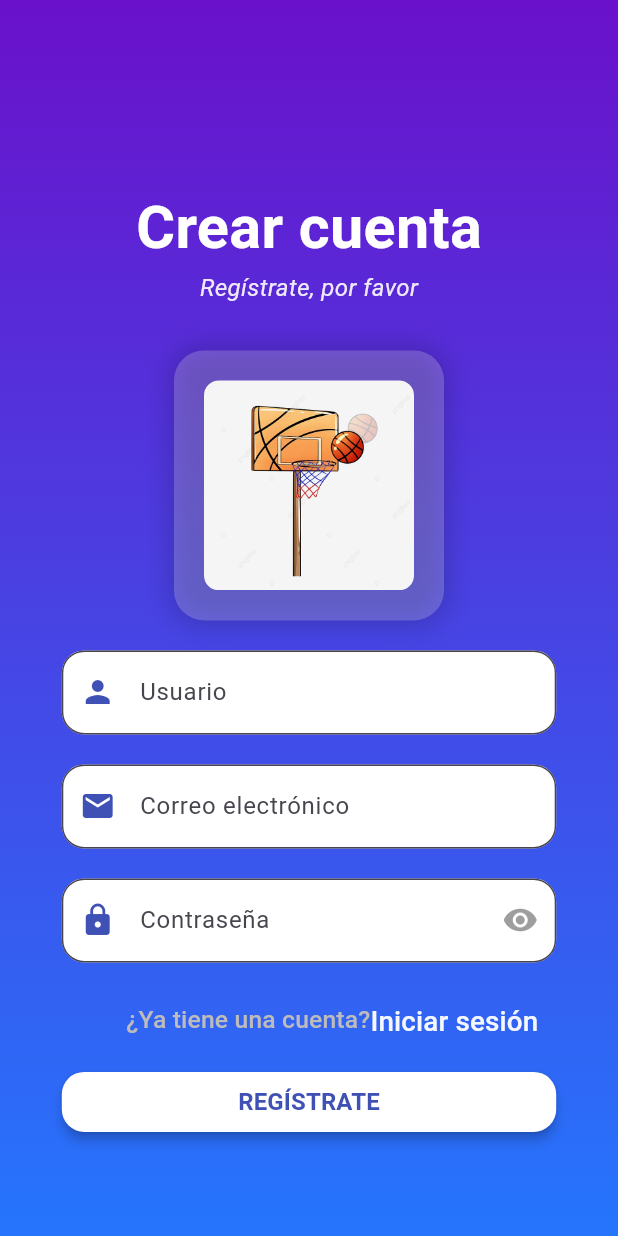
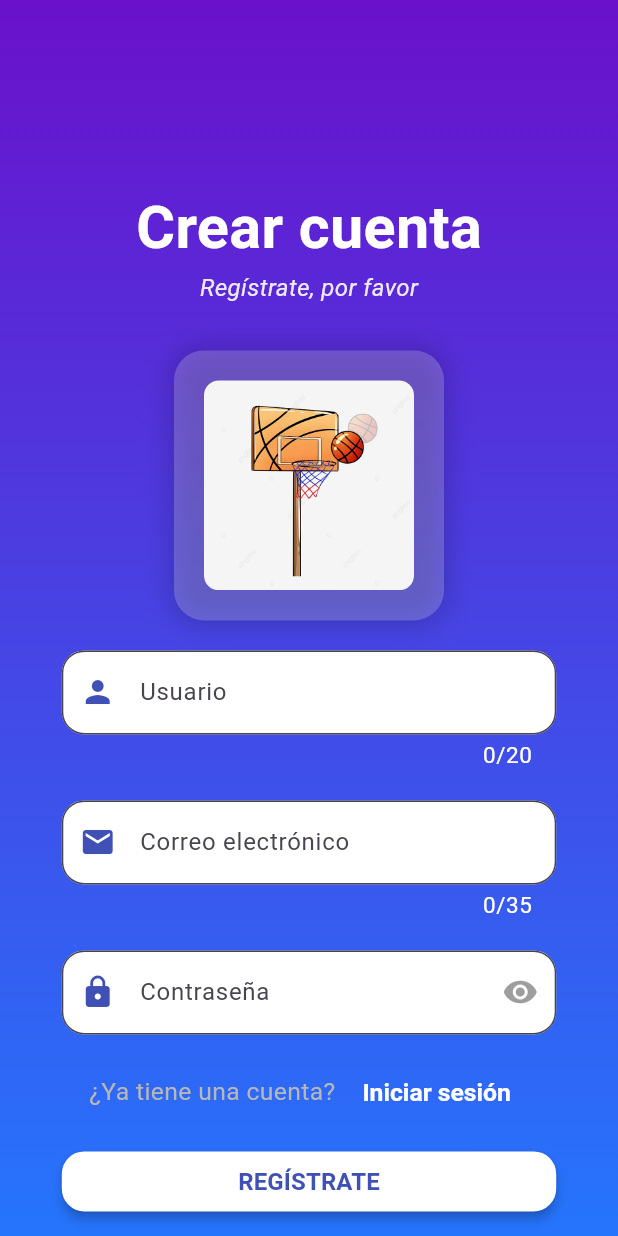
Before and after one commit to MoisesSanPer/NipiBasketTuPizarraVirtual, a Flutter app: the SignUp screen opened directly, on a phone screen of 412 x 824 dp. Run offline on Flutter 3.47's test engine with Material 3 defaults, Android fonts, the phone set to English and light mode, and no system bars; our stand-ins replace chewie, cloud_firestore, firebase_auth, firebase_core, firebase_storage, fluttertoast and 6 more; accounts and stored records are empty.

Commit message:
Corregido Login Tetx field Length y colores del provider

```diff
--- a/lib/pages/Entrenamiento.dart
+++ b/lib/pages/Entrenamiento.dart
@@ -50,6 +50,7 @@ class Entrenamiento extends StatelessWidget {
               final entrenamientoActual = entrenamiento[index];
               return Card(
                 elevation: 3,
+
                 shape: RoundedRectangleBorder(
                   borderRadius: BorderRadius.circular(12),
                 ),
@@ -332,7 +333,7 @@ class Entrenamiento extends StatelessWidget {
                       decoration: const InputDecoration(
                         labelText: 'Nombre del entrenamiento',
                       ),
-                      maxLength: 15,
+                      maxLength: 20,
                       maxLengthEnforcement: MaxLengthEnforcement.enforced,
                     ),
                     const SizedBox(height: 20),
--- a/lib/pages/signUp.dart
+++ b/lib/pages/signUp.dart
@@ -2,8 +2,10 @@
 
 import 'package:flutter/material.dart';
 import 'package:fluttertoast/fluttertoast.dart';
+import 'package:nipibasket_tupizarravirtual/models/ThemeProvider.dart';
 import 'package:nipibasket_tupizarravirtual/pages/login.dart';
 import 'package:nipibasket_tupizarravirtual/services/auth_services.dart';
+import 'package:provider/provider.dart';
 
 class SignUp extends StatefulWidget {
   const SignUp({super.key});
@@ -16,6 +18,7 @@ class _SignUpState extends State<SignUp> {
   final TextEditingController _emailController = TextEditingController();
   final TextEditingController _passwordController = TextEditingController();
   final TextEditingController _usernameController = TextEditingController();
+  //Expresiones regulares para validar los campos de texto sacadas de Internet
   final RegExp usernameRegExp = RegExp(r'^[a-zA-Z0-9_]{4,20}$');
   final RegExp emailRegExp = RegExp(r'^[\w-\.]+@([\w-]+\.)+[\w-]{2,4}$');
   final RegExp passwordRegExp = RegExp(
@@ -29,12 +32,11 @@ class _SignUpState extends State<SignUp> {
       msg: message,
       toastLength: Toast.LENGTH_SHORT,
       gravity: ToastGravity.BOTTOM,
-      backgroundColor: Colors.black87,
-      textColor: Colors.white,
+      backgroundColor: const Color.fromARGB(221, 255, 0, 0),
+      textColor: const Color.fromARGB(255, 255, 255, 255),
       fontSize: 14.0,
     );
   }
-
 
   @override
   Widget build(BuildContext context) {
@@ -53,7 +55,10 @@ class _SignUpState extends State<SignUp> {
             gradient: LinearGradient(
               begin: Alignment.topCenter,
               end: Alignment.bottomCenter,
-              colors: [Color(0xFF6A11CB), Color(0xFF2575FC)],
+              colors:
+                  Provider.of<ThemeProvider>(context).isDarkMode
+                      ? [Colors.black, Colors.black]
+                      : [Color(0xFF6A11CB), Color(0xFF2575FC)],
             ),
           ),
           child: SingleChildScrollView(
@@ -106,6 +111,12 @@ class _SignUpState extends State<SignUp> {
                   const SizedBox(height: 20),
                   TextField(
                     controller: _usernameController,
+                    style: TextStyle(
+                      color:
+                          Provider.of<ThemeProvider>(context).isDarkMode
+                              ? Colors.white
+                              : Colors.black,
+                    ),
                     decoration: InputDecoration(
                       floatingLabelBehavior: FloatingLabelBehavior.never,
                       labelText: 'Usuario',
@@ -114,14 +125,28 @@ class _SignUpState extends State<SignUp> {
                         borderRadius: BorderRadius.circular(15),
                         borderSide: BorderSide(color: Colors.grey),
                       ),
+                      counterStyle: TextStyle(
+                        color: Colors.white,
+                        fontSize: 15,
+                      ),
                       filled: true,
-                      fillColor: Colors.white,
+                      fillColor:
+                          Provider.of<ThemeProvider>(context).isDarkMode
+                              ? Colors.black
+                              : Colors.white,
                     ),
+                    maxLength: 20,
                   ),
                   const SizedBox(height: 20),
                   TextField(
                     controller: _emailController,
                     keyboardType: TextInputType.emailAddress,
+                    style: TextStyle(
+                      color:
+                          Provider.of<ThemeProvider>(context).isDarkMode
+                              ? Colors.white
+                              : Colors.black,
+                    ),
                     decoration: InputDecoration(
                       //Para que cuando suba el texto no se vea el label y no se bugue
                       floatingLabelBehavior: FloatingLabelBehavior.never,
@@ -131,14 +156,28 @@ class _SignUpState extends State<SignUp> {
                         borderRadius: BorderRadius.circular(15),
                         borderSide: BorderSide(color: Colors.grey),
                       ),
+                      counterStyle: TextStyle(
+                        color: Colors.white,
+                        fontSize: 15,
+                      ),
                       filled: true,
-                      fillColor: Colors.white,
+                      fillColor:
+                          Provider.of<ThemeProvider>(context).isDarkMode
+                              ? Colors.black
+                              : Colors.white,
                     ),
+                    maxLength: 35,
                   ),
                   const SizedBox(height: 20),
                   TextField(
                     controller: _passwordController,
                     obscureText: obscurePassword,
+                    style: TextStyle(
+                      color:
+                          Provider.of<ThemeProvider>(context).isDarkMode
+                              ? Colors.white
+                              : Colors.black,
+                    ),
                     decoration: InputDecoration(
                       floatingLabelBehavior: FloatingLabelBehavior.never,
                       labelText: 'Contraseña',
@@ -162,45 +201,48 @@ class _SignUpState extends State<SignUp> {
                         borderSide: BorderSide(color: Colors.grey),
                       ),
                       filled: true,
-                      fillColor: Colors.white,
+                      fillColor:
+                          Provider.of<ThemeProvider>(context).isDarkMode
+                              ? Colors.black
+                              : Colors.white,
                     ),
                   ),
                   const SizedBox(height: 15),
-                  Align(
-                    alignment: Alignment.centerRight,
-                    child: TextButton(
+                  Row(
+                    mainAxisAlignment: MainAxisAlignment.center,
+                    children: [
+                      Text(
+                        "¿Ya tiene una cuenta?",
+                        style: TextStyle(
+                          color: Color.fromARGB(255, 184, 183, 183),
+                          fontSize: widthScreen * 0.04,
+                        ),
+                      ),
+                      SizedBox(width: 6),
+                      TextButton(
                         onPressed: () {
-                        Navigator.pushReplacement(
+                          Navigator.push(
                             context,
                             MaterialPageRoute(
                               builder: (context) => LoginScreen(),
                             ),
                           );
                         },
-                      child: Row(
-                        mainAxisSize: MainAxisSize.min,
-                        children: [
-                          Text(
-                            '¿Ya tiene una cuenta?',
-                            style: TextStyle(
-                              color: Color.fromARGB(255, 189, 187, 187),
+                        style: TextButton.styleFrom(
+                          foregroundColor: Colors.white,
+                          textStyle: TextStyle(
+                            fontWeight: FontWeight.bold,
                             fontSize: widthScreen * 0.04,
                           ),
                         ),
-                          Text(
+                        child: Text(
                           'Iniciar sesión',
-                            style: TextStyle(
-                              color: Colors.white.withOpacity(0.95),
-                              fontSize: widthScreen * 0.045,
-                              fontWeight: FontWeight.w500,
+                          style: TextStyle(fontWeight: FontWeight.bold),
                         ),
                       ),
                     ],
                   ),
-                    ),
-                  ),
-                  const SizedBox(height: 10),
-
+                  const SizedBox(height: 15),
                   SizedBox(
                     width: double.infinity,
                     height: 40,
--- a/pubspec.yaml
+++ b/pubspec.yaml
@@ -48,4 +48,4 @@ flutter:
     - lib/assets/icon/icono.png
     - lib/assets/icon/canasta.png
     - lib/assets/icon/cancha_baloncesto.png
-    - lib/assets/icon/google_logo_prueba.webp
+    - lib/assets/icon/google_logo.webp
```
Also changed, not shown: lib/pages/Home.dart (+29 -9 lines), lib/pages/login.dart (+40 -8 lines), lib/services/auth_services.dart (+4 -4 lines), lib/assets/icon/google_logo.webp (renamed from lib/assets/icon/google_logo_prueba.webp). Lines whose indentation alone changed are shown as unchanged.
